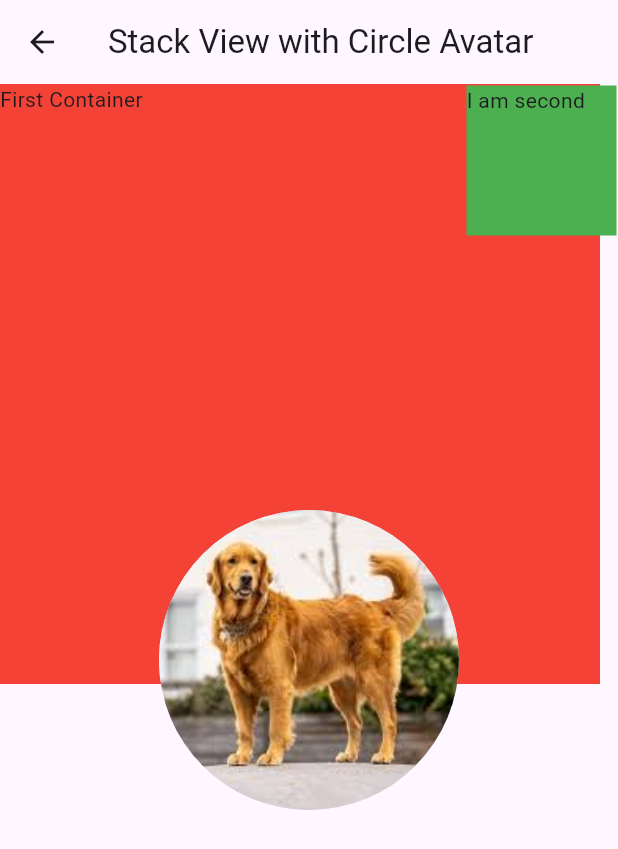
After one commit to bibhakta21/first_flutter_project, a Flutter app: the StackView screen opened directly, on a phone screen of 412 x 824 dp. The commit adds this screen. Shown: the top 849 px of the screen. Run offline on Flutter 3.47's test engine with Material 3 defaults, Android fonts, the phone set to English and light mode, and no system bars.

Commit message:
stackview , datatable and colview done

```diff
--- a/lib/view/col_view.dart
+++ b/lib/view/col_view.dart
@@ -14,15 +14,15 @@ class ColumnView extends StatelessWidget {
         child: const Column(
           mainAxisAlignment: MainAxisAlignment.spaceBetween,
           children: [
-            const Icon(
+            Icon(
               Icons.star,
               size: 90,
             ),
-            const Icon(
+            Icon(
               Icons.star,
               size: 80,
             ),
-            const Icon(
+            Icon(
               Icons.star,
               size: 60,
             )
--- a/lib/view/datatable_view.dart
+++ b/lib/view/datatable_view.dart
@@ -54,7 +54,7 @@ class _DataTableScreenState extends State<DataTableView> {
         height: double.infinity,
         width: double.infinity,
         child: DataTable(
-          headingRowColor: MaterialStateColor.resolveWith(
+          headingRowColor: WidgetStateColor.resolveWith(
             (states) => Colors.amber,
           ),
           border: TableBorder.all(color: Colors.black),
--- /dev/null
+++ b/lib/view/stack_view.dart
@@ -0,0 +1,43 @@
+import 'package:flutter/material.dart';
+
+class StackView extends StatelessWidget {
+  const StackView({super.key});
+
+  @override
+  Widget build(BuildContext context) {
+    return Scaffold(
+      appBar: AppBar(
+        title: const Text("Stack View with Circle Avatar"),
+      ),
+      body: SafeArea(
+        child: Stack(
+          clipBehavior: Clip.none,
+          children: [
+            Container(
+              height: 400,
+              width: 400,
+              color: Colors.red,
+              child: const Text("First Container"),
+            ),
+            Positioned(
+              top: 1,
+              right: 1,
+              child: Container(
+                height: 100,
+                width: 100,
+                color: Colors.green,
+                child: const Text("I am second"),
+              ),
+            ),
+           const Center(
+              child: CircleAvatar(
+                radius: 100,
+                backgroundImage: AssetImage('assets/images/dog.png'),
+              ),
+            ),
+          ],
+        ),
+      ),
+    );
+  }
+}
```
